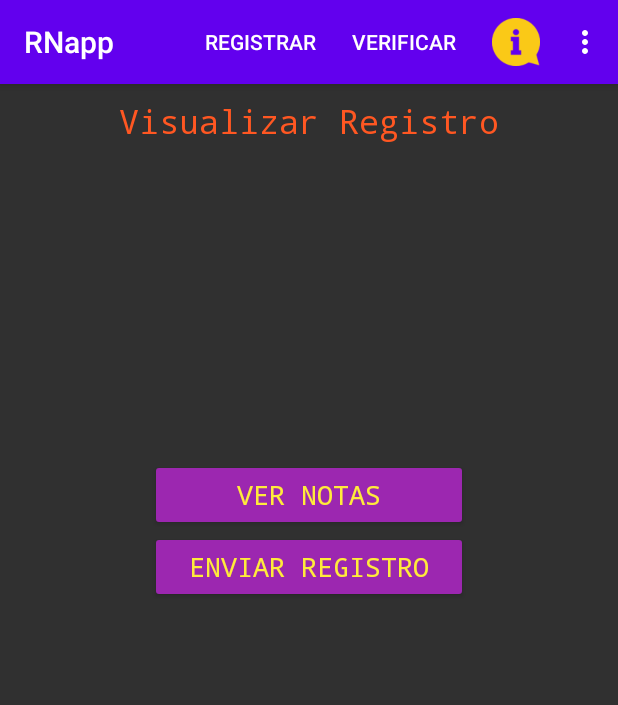
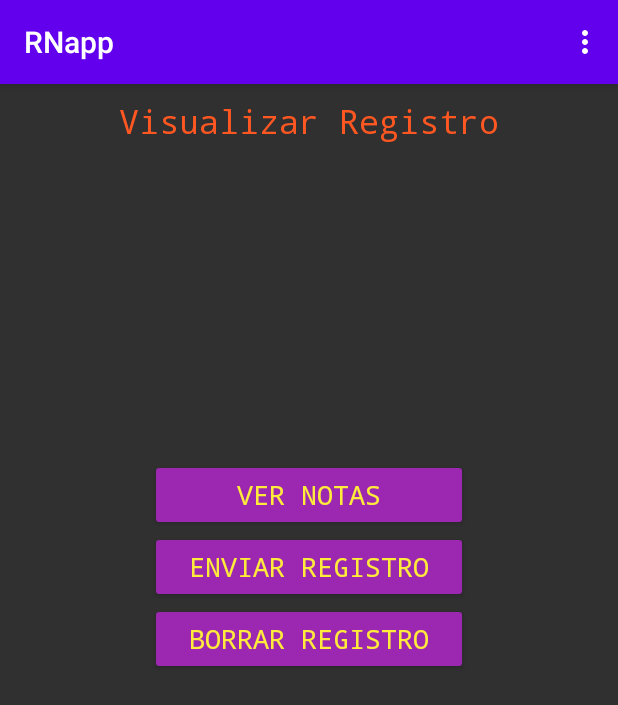
Before and after one commit to jlopezsa/RegistroNotas, an Android app: the VerificarActivity screen opened directly, with no data from a screen before it, on a phone screen of 412 x 824 dp. Shown: the top 705 px of the screen. Run offline under Robolectric (Android 15) with nearby library versions, the phone set to English and light mode, and no system bars.

Commit message:
Funcionalidad para Borrar Registro, borrar archivo txt, adicionada con exito

```diff
--- a/app/src/main/res/layout/activity_verificar.xml
+++ b/app/src/main/res/layout/activity_verificar.xml
@@ -35,5 +35,12 @@
             android:layout_height="wrap_content"
             android:text="Enviar registro" />
 
+        <Button
+            android:id="@+id/btn_borrar"
+            style="@style/EstiloBoton"
+            android:layout_width="match_parent"
+            android:layout_height="wrap_content"
+            android:text="Borrar registro" />
+
     </LinearLayout>
 </androidx.constraintlayout.widget.ConstraintLayout>
--- a/app/src/main/res/menu/menu_main.xml
+++ b/app/src/main/res/menu/menu_main.xml
@@ -8,32 +8,32 @@
             android:id="@+id/actionbar_registrar"
             android:title="Registrar"
             android:orderInCategory="1"
-        app:showAsAction="always"/>
+            app:showAsAction="never"/>
         <item
             android:id="@+id/actionbar_verificar"
             android:title="Verificar"
             android:orderInCategory="2"
-        app:showAsAction="always"/>
+            app:showAsAction="never"/>
         <item
             android:id="@+id/actionbar_ayuda"
             android:title="Ayuda"
             android:icon="@drawable/information_icon_72px"
             android:orderInCategory="3"
-        app:showAsAction="always"/>
+            app:showAsAction="never"/>
         <item
             android:id="@+id/actionbar_otros1"
             android:title="Otros 1"
             android:orderInCategory="4"
-        app:showAsAction="ifRoom"/>
+            app:showAsAction="never"/>
         <item
             android:id="@+id/actionbar_otors2"
             android:title="Otros 2"
             android:orderInCategory="5"
-        app:showAsAction="ifRoom"/>
+            app:showAsAction="never"/>
         <item
             android:id="@+id/actionbar_otros3"
             android:title="Otros 3"
             android:orderInCategory="6"
-        app:showAsAction="ifRoom"/>
+            app:showAsAction="never"/>
 
     </menu>
```
Also changed, not shown: app/src/main/java/com/example/registronotas/GuardaEnTexto.java (+37 -10 lines), app/src/main/java/com/example/registronotas/VerificarActivity.java (+41 -4 lines), app/src/main/res/layout/activity_registrar.xml (+15 -15 lines). Lines whose indentation alone changed are shown as unchanged.
